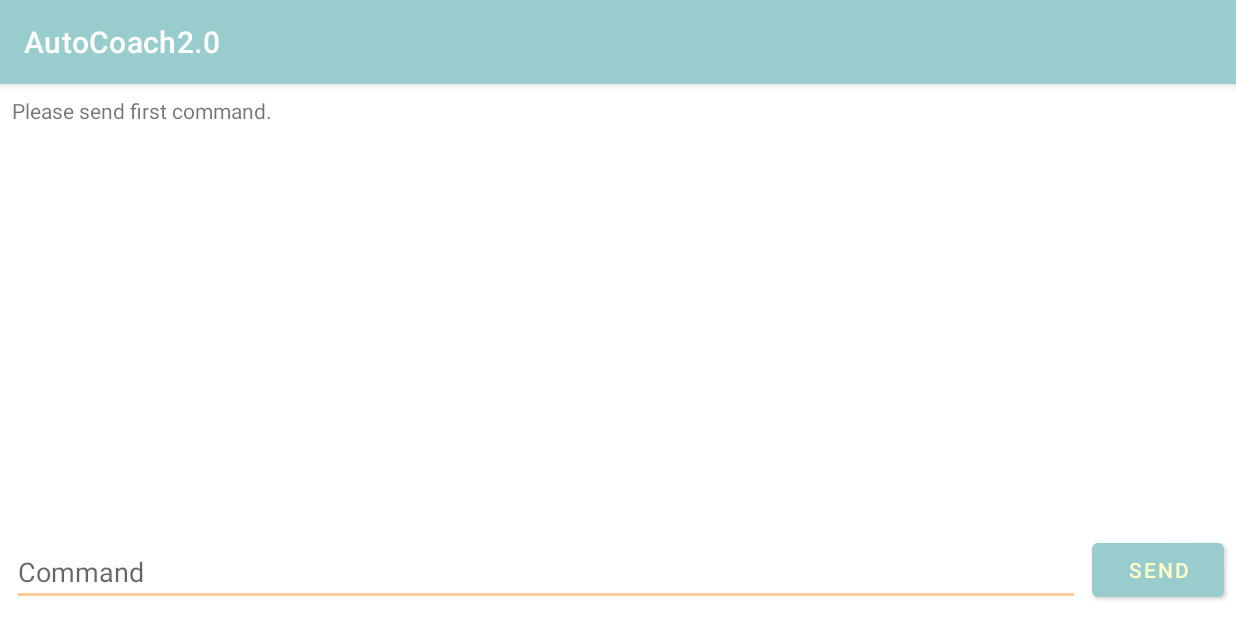
After one commit to xueningleng/AutoCoach2.0, an Android app: the CommunicationActivity screen opened directly, with no data from a screen before it, on a phone screen of 824 x 412 dp (held sideways). The commit adds this screen. Run offline under Robolectric (Android 15) with nearby library versions, the phone set to English and light mode, and no system bars; Roboto replaces fonts that are not available here.

Commit message:
Add first version of communication with RaspberriPI via Socket.

```diff
--- a/app/src/main/java/com/example/autocoach20/Activities/StartAutoCoachActivity.java
+++ b/app/src/main/java/com/example/autocoach20/Activities/StartAutoCoachActivity.java
@@ -104,6 +104,11 @@ public class StartAutoCoachActivity extends AppCompatActivity {
             //nothing
         }
     };
+
+    public void pauseButtonHandler(View view) {
+        Intent intent = new Intent(this, CommunicationActivity.class);
+        startActivity(intent);
+    }
 
     public class MyReceiver extends BroadcastReceiver {
         //What is intent? intent is the class to carry message in android
--- /dev/null
+++ b/app/src/main/res/layout/activity_communication.xml
@@ -0,0 +1,58 @@
+<?xml version="1.0" encoding="utf-8"?>
+<androidx.constraintlayout.widget.ConstraintLayout xmlns:android="http://schemas.android.com/apk/res/android"
+    xmlns:app="http://schemas.android.com/apk/res-auto"
+    xmlns:tools="http://schemas.android.com/tools"
+    android:layout_width="match_parent"
+    android:layout_height="match_parent"
+    tools:context=".Activities.CommunicationActivity">
+
+    <ScrollView
+        android:id="@+id/scrollview"
+        android:layout_width="0dp"
+        android:layout_height="0dp"
+        android:layout_marginStart="8dp"
+        android:layout_marginTop="8dp"
+        android:layout_marginEnd="8dp"
+        android:layout_marginBottom="8dp"
+        android:autofillHints="Command"
+        app:layout_constraintBottom_toTopOf="@+id/editText"
+        app:layout_constraintEnd_toEndOf="parent"
+        app:layout_constraintStart_toStartOf="parent"
+        app:layout_constraintTop_toTopOf="parent">
+
+        <TextView
+            android:id="@+id/terminal"
+            android:layout_width="match_parent"
+            android:layout_height="wrap_content"
+            android:text="Please send first command." />
+    </ScrollView>
+
+    <EditText
+        android:id="@+id/editText"
+        android:layout_width="0dp"
+        android:layout_height="wrap_content"
+        android:layout_marginStart="8dp"
+        android:layout_marginEnd="8dp"
+        android:layout_marginBottom="8dp"
+        android:ems="10"
+        android:hint="Command"
+        android:inputType="text"
+        android:singleLine="true"
+        app:layout_constraintBottom_toBottomOf="parent"
+        app:layout_constraintEnd_toStartOf="@+id/button_send"
+        app:layout_constraintStart_toStartOf="parent" />
+
+    <Button
+        android:id="@+id/button_send"
+        android:layout_width="wrap_content"
+        android:layout_height="wrap_content"
+        android:layout_marginTop="5dp"
+        android:layout_marginEnd="8dp"
+        android:layout_marginBottom="8dp"
+        android:text="Send"
+        app:layout_constraintBottom_toBottomOf="parent"
+        app:layout_constraintEnd_toEndOf="parent"
+        app:layout_constraintTop_toBottomOf="@+id/scrollview"
+        android:onClick="sendCommand"/>
+
+</androidx.constraintlayout.widget.ConstraintLayout>
--- a/app/src/main/res/layout/activity_startcoach20.xml
+++ b/app/src/main/res/layout/activity_startcoach20.xml
@@ -252,7 +252,8 @@
         android:textSize="10dp"
         app:layout_constraintBaseline_toBaselineOf="@+id/resume"
         app:layout_constraintStart_toStartOf="parent"
-        app:layout_constraintEnd_toStartOf="@id/resume"/>
+        app:layout_constraintEnd_toStartOf="@id/resume"
+        android:onClick="pauseButtonHandler"/>
 
 
 </androidx.constraintlayout.widget.ConstraintLayout>
```
Also changed, not shown: app/src/main/AndroidManifest.xml (+34 -29 lines), app/src/main/java/com/example/autocoach20/Activities/CommunicationActivity.java (added, +93 -0 lines).
